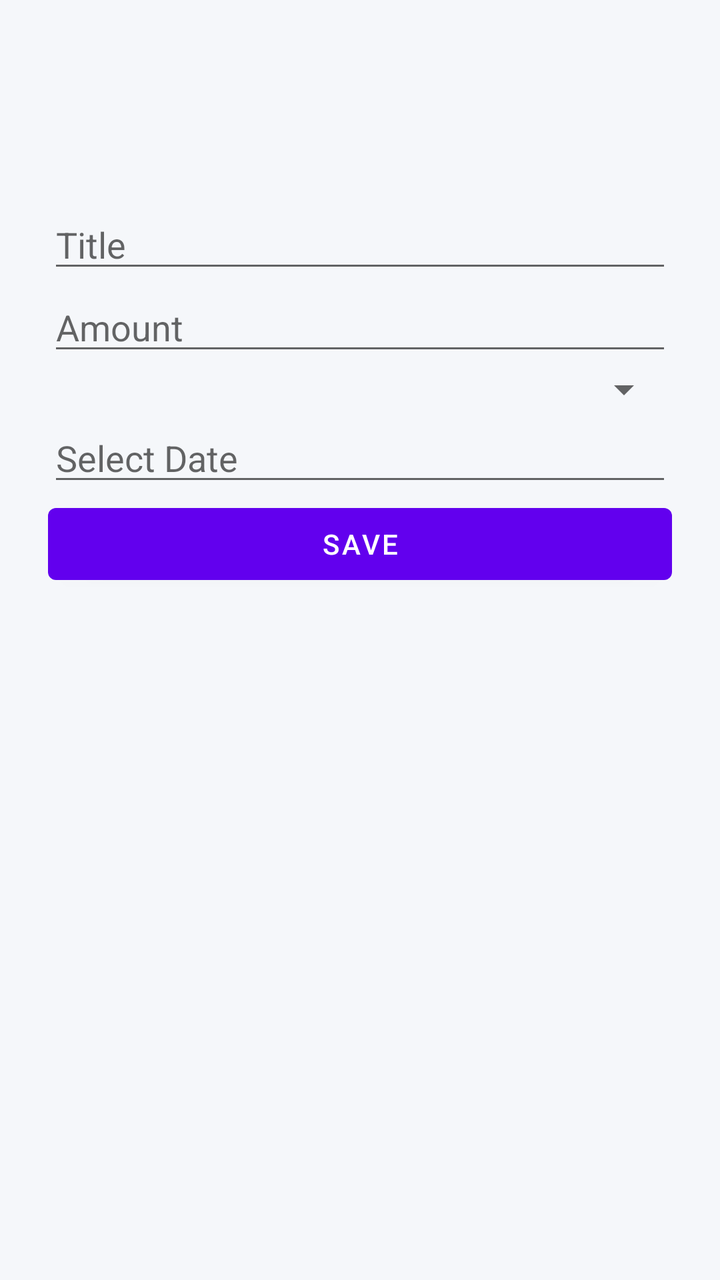
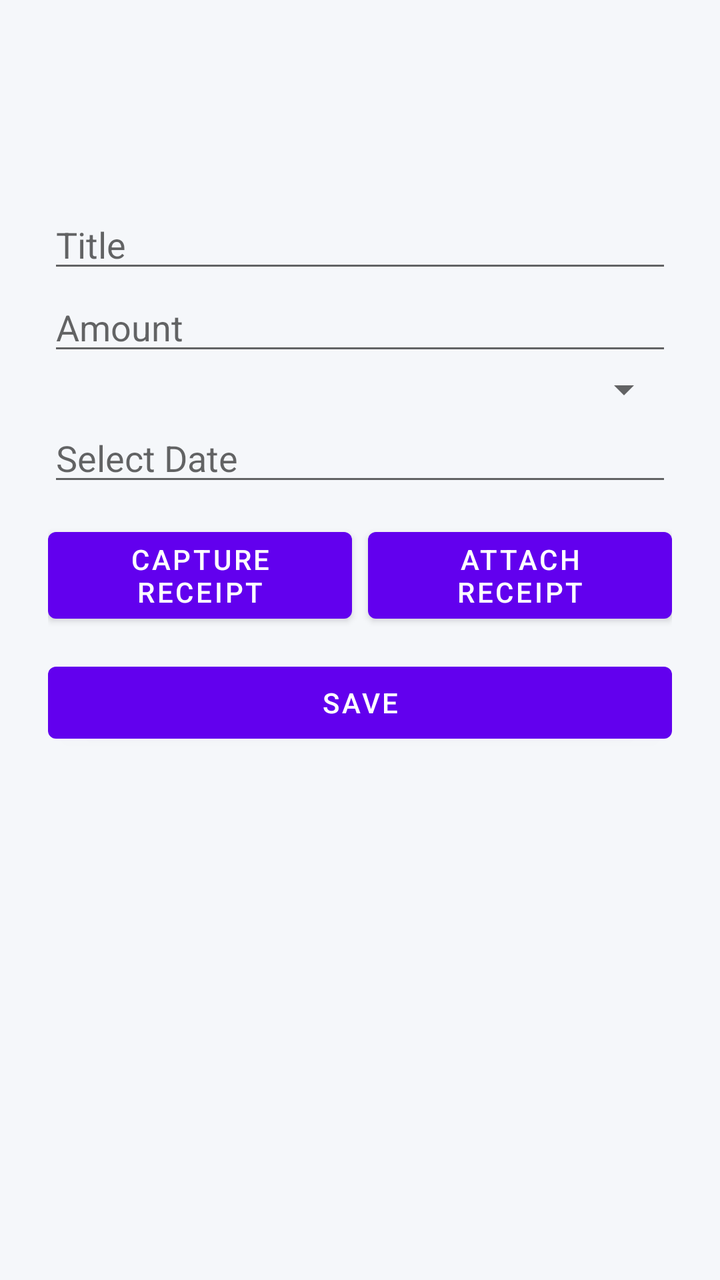

Screens rendered from an Android XML layout before and after an edit, with the pre-edit source and the edit as a unified diff.
<!-- AndroidManifest.xml: application theme Theme.BudgetTrackerApp -->
<!-- res/layout/fragment_add_expense.xml -->
<ScrollView xmlns:android="http://schemas.android.com/apk/res/android"
    android:layout_width="match_parent"
    android:layout_height="match_parent"
    android:paddingTop="100dp">

    <LinearLayout
        android:orientation="vertical"
        android:layout_width="match_parent"
        android:layout_height="wrap_content"
        android:paddingLeft="24dp"
        android:paddingRight="24dp"
        android:paddingBottom="24dp">

        <EditText
            android:id="@+id/etTitle"
            android:hint="Title"
            android:layout_width="match_parent"
            android:layout_height="wrap_content"/>

        <EditText
            android:id="@+id/etAmount"
            android:hint="Amount"
            android:inputType="numberDecimal"
            android:layout_width="match_parent"
            android:layout_height="wrap_content"/>

        
        <Spinner
            android:id="@+id/spinnerCategory"
            android:layout_width="match_parent"
            android:layout_height="wrap_content"/>

        
        <EditText
            android:id="@+id/etDate"
            android:hint="Select Date"
            android:focusable="false"
            android:clickable="true"
            android:layout_width="match_parent"
            android:layout_height="wrap_content"/>

        <Button
            android:id="@+id/btnSave"
            android:text="Save"
            android:layout_width="match_parent"
            android:layout_height="wrap_content"/>
    </LinearLayout>
</ScrollView>
<!-- resources referenced by this layout -->
<resources>
  <style name="Theme.BudgetTrackerApp" parent="Theme.MaterialComponents.DayNight.DarkActionBar">
          
          <item name="colorPrimary">@color/purple_500</item>
          <item name="colorPrimaryVariant">@color/purple_700</item>
          <item name="colorOnPrimary">@color/white</item>
          
          <item name="colorSecondary">@color/teal_200</item>
          <item name="colorSecondaryVariant">@color/teal_700</item>
          <item name="colorOnSecondary">@color/black</item>
          
          <item name="android:statusBarColor">?attr/colorPrimaryVariant</item>
          
          <item name="android:windowBackground">@color/background_light</item>
      </style>
  <color name="purple_500">#FF6200EE</color>
  <color name="purple_700">#FF3700B3</color>
  <color name="white">#FFFFFFFF</color>
  <color name="teal_200">#FF03DAC5</color>
  <color name="teal_700">#FF018786</color>
  <color name="black">#FF000000</color>
  <color name="background_light">#F5F7FA</color>
</resources>

<!-- the commit's change to res/layout/fragment_add_expense.xml (unified diff, before → after) -->
@@ -39,10 +39,47 @@
             android:layout_width="match_parent"
             android:layout_height="wrap_content"/>
 
+        <LinearLayout
+            android:layout_width="match_parent"
+            android:layout_height="wrap_content"
+            android:orientation="horizontal"
+            android:layout_marginTop="12dp">
+
+            <Button
+                android:id="@+id/btnCaptureReceipt"
+                android:text="Capture Receipt"
+                android:layout_width="0dp"
+                android:layout_weight="1"
+                android:layout_height="wrap_content"
+                android:layout_marginEnd="4dp" />
+
+            <Button
+                android:id="@+id/btnAttachReceipt"
+                android:text="Attach Receipt"
+                android:layout_width="0dp"
+                android:layout_weight="1"
+                android:layout_height="wrap_content"
+                android:layout_marginStart="4dp" />
+
+        </LinearLayout>
+
+        <ImageView
+            android:id="@+id/ivReceipt"
+            android:layout_width="match_parent"
+            android:layout_height="200dp"
+            android:layout_marginTop="8dp"
+            android:adjustViewBounds="true"
+            android:scaleType="centerCrop"
+            android:visibility="gone"
+            android:contentDescription="Receipt preview"
+            android:clickable="true"
+            android:focusable="true" />
+
         <Button
             android:id="@+id/btnSave"
             android:text="Save"
             android:layout_width="match_parent"
-            android:layout_height="wrap_content"/>
+            android:layout_height="wrap_content"
+            android:layout_marginTop="12dp"/>
     </LinearLayout>
 </ScrollView>
